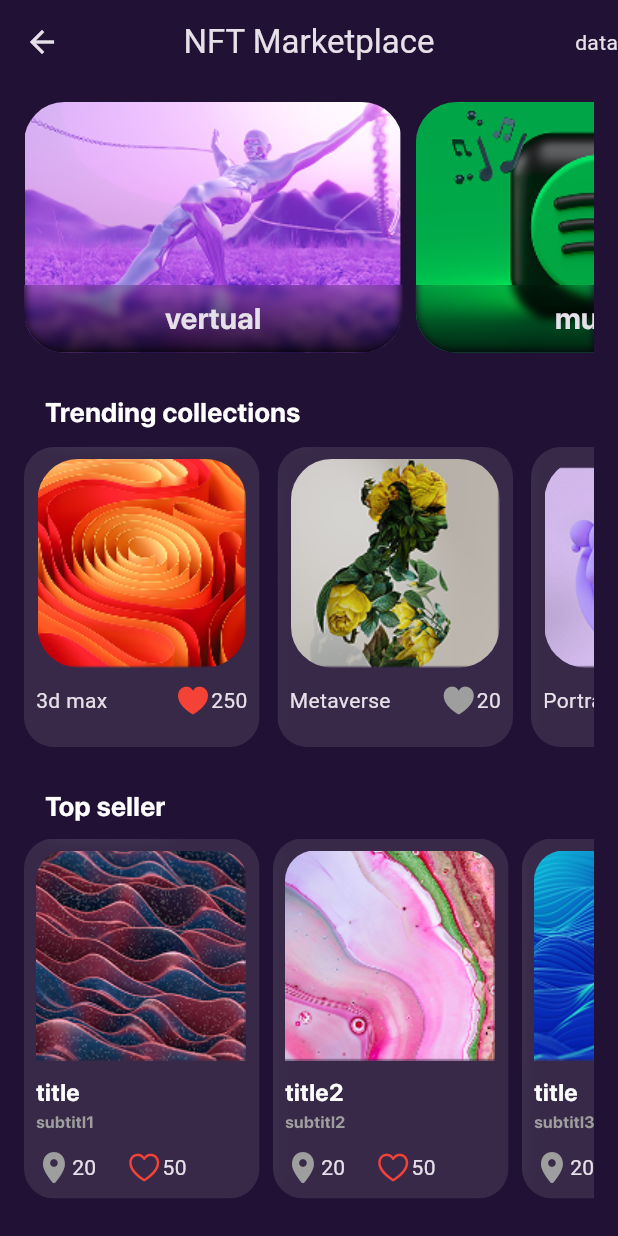
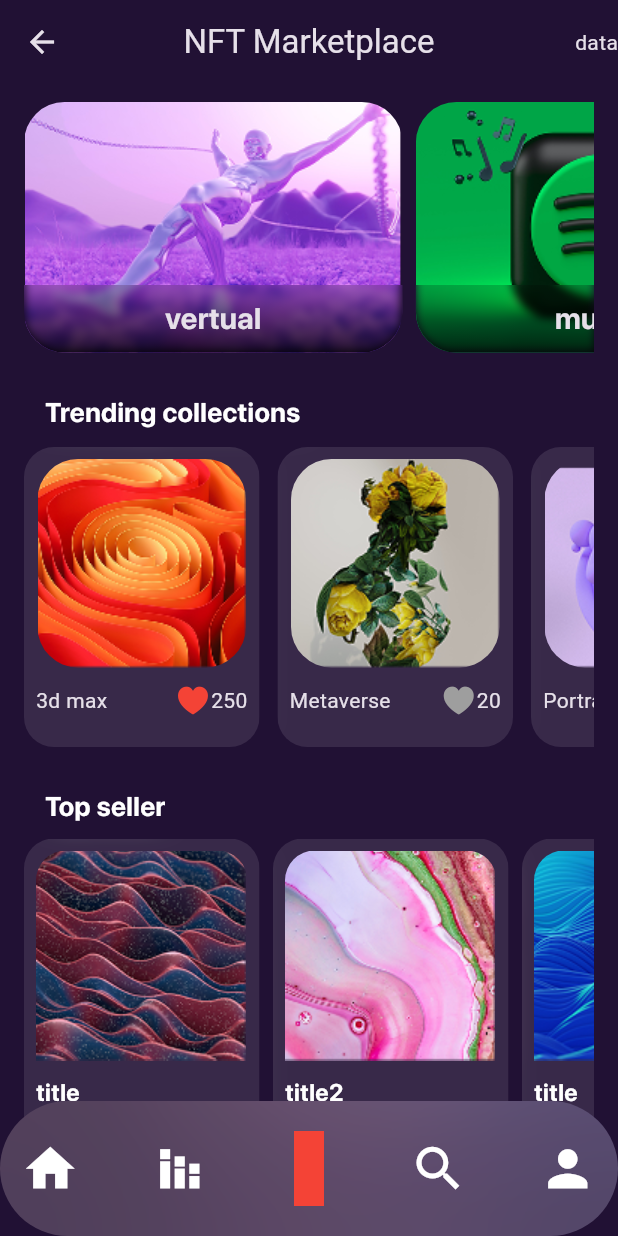
Before and after one commit to Snowden-AQ/mini_nft_maketlace2, a Flutter app: the HomePage screen opened by its route, on a phone screen of 412 x 824 dp. Run offline on Flutter 3.47's test engine with Material 3 defaults, Android fonts, the light colour scheme and no system bars.

Commit message:
design home page part 18 make custom navgiagtion bar

```diff
--- a/lib/core/resourses/size_manger.dart
+++ b/lib/core/resourses/size_manger.dart
@@ -8,6 +8,7 @@ static const double h45_06=45.06;
 static const double h27=27;
 static const double h139=139;
 static const double h240=240;
+static const double h90=90;
 }
 
 class WeightValue{
@@ -41,3 +42,6 @@ class  PaddingValue {
 class PositionValue{
   static const double ps0=0;
 }
+class SizeValue{
+  static const double sv_39 =39;
+}
--- a/lib/features/home/screens/home_page.dart
+++ b/lib/features/home/screens/home_page.dart
@@ -6,6 +6,8 @@
 
 
 
+
+import 'dart:ui';
 
 import 'package:flutter/material.dart';
 
@@ -21,12 +23,52 @@ import '../widgets/custom_card_collactin.dart';
 import '../widgets/custom_sub_title.dart';
 
 
-class HomePage extends StatelessWidget {
+class HomePage extends StatefulWidget {
   const HomePage({super.key});
+
+  @override
+  State<HomePage> createState() => _HomePageState();
+}
+
+class _HomePageState extends State<HomePage> {
+   int index =0;
 
   @override
   Widget build(BuildContext context) {
     return Scaffold(
+      extendBody: true,
+      bottomNavigationBar: Stack(
+        alignment: AlignmentGeometry.center,
+        children: [
+
+          ClipRRect(
+            borderRadius: BorderRadius.circular(50),
+
+            child: BackdropFilter(
+              filter: ImageFilter.blur(
+                sigmaX: BlurManger.b100,sigmaY: BlurManger.b100
+              ),
+              child: Container(
+                padding:  EdgeInsets.all(PaddingValue.p14),
+                height: HeightValue.h90,
+                color: ColorManger.kColorWite.withAlpha(26),
+                child: Row(
+                  mainAxisAlignment: MainAxisAlignment.spaceBetween,
+                  children: [
+                    Icon(Icons.home,color: ColorManger.kColorWite,size: SizeValue.sv_39,),
+                    Icon(Icons.stacked_bar_chart,color: ColorManger.kColorWite,size: SizeValue.sv_39,),
+                    Container(width: 39,),
+                    Icon(Icons.search,color: ColorManger.kColorWite,size: SizeValue.sv_39,),
+                    Icon(Icons.person,color: ColorManger.kColorWite,size: SizeValue.sv_39,),
+
+                  ],
+                ),
+              ),
+            ),
+          ),
+          Container(color: Colors.red,height: 50,width: 20,),
+        ],
+      ),
       appBar: AppBar(
         actions: [Text("data")],
         backgroundColor:Colors.transparent ,
@@ -47,7 +89,7 @@ class HomePage extends StatelessWidget {
                   itemBuilder: (context, index) => CustomCategoreHomePage(
                     title: Constantes.categryListe[index].title,
                     image:Constantes.categryListe[index].image,),
-                  separatorBuilder: (context, index) => SizedBox(width: 9,), itemCount: 3)
+                  separatorBuilder: (context, index) => SizedBox(width: 9,), itemCount: Constantes.topSellerList.length)
 
               ),
             SizedBox(height: HeightValue.h27,
--- a/lib/features/home/widgets/custom_card_collactin.dart
+++ b/lib/features/home/widgets/custom_card_collactin.dart
@@ -4,7 +4,7 @@ import 'package:flutter/cupertino.dart';
 import 'package:flutter/material.dart';
 import 'package:mini_nft_maketlace2/models/collections_moudel.dart';
 
-import '../../../core/resourses/asset_image_manager.dart';
+
 import '../../../core/resourses/color_manger.dart';
 import '../../../core/resourses/size_manger.dart';
 
--- a/lib/features/home/widgets/custom_card_topseller.dart
+++ b/lib/features/home/widgets/custom_card_topseller.dart
@@ -2,8 +2,6 @@ import 'dart:ui' show ImageFilter;
 
 import 'package:flutter/cupertino.dart';
 import 'package:flutter/material.dart';
-
-import '../../../core/resourses/asset_image_manager.dart';
 import '../../../core/resourses/color_manger.dart';
 import '../../../core/resourses/fonteManager.dart';
 import '../../../core/resourses/size_manger.dart';
```
